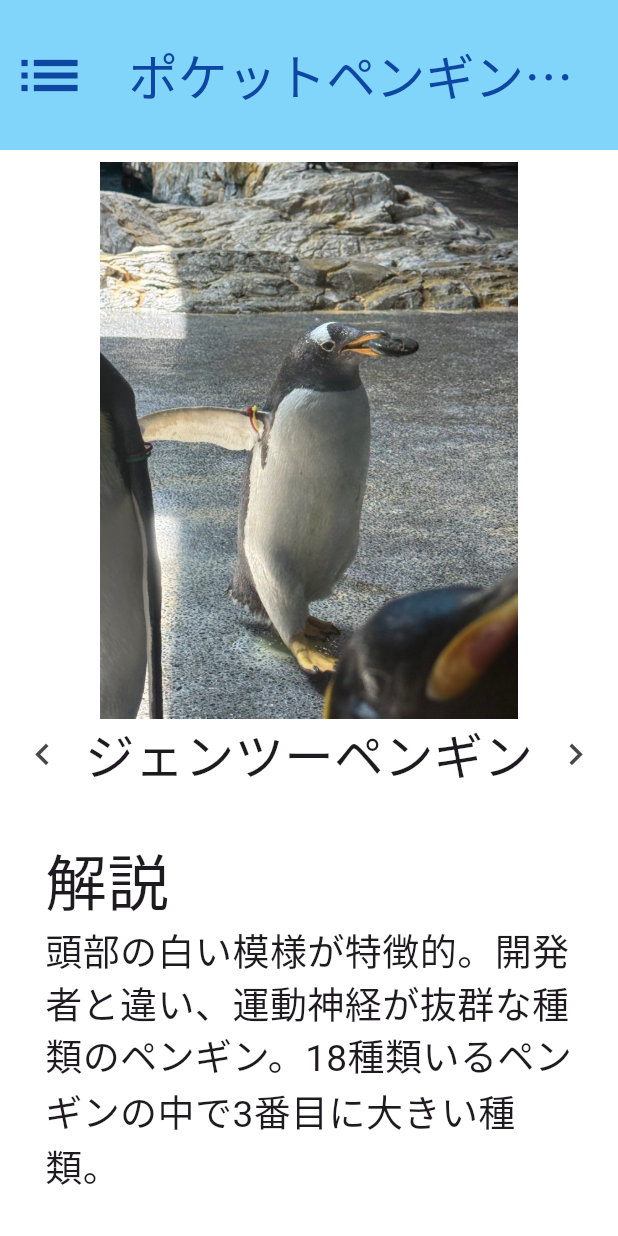
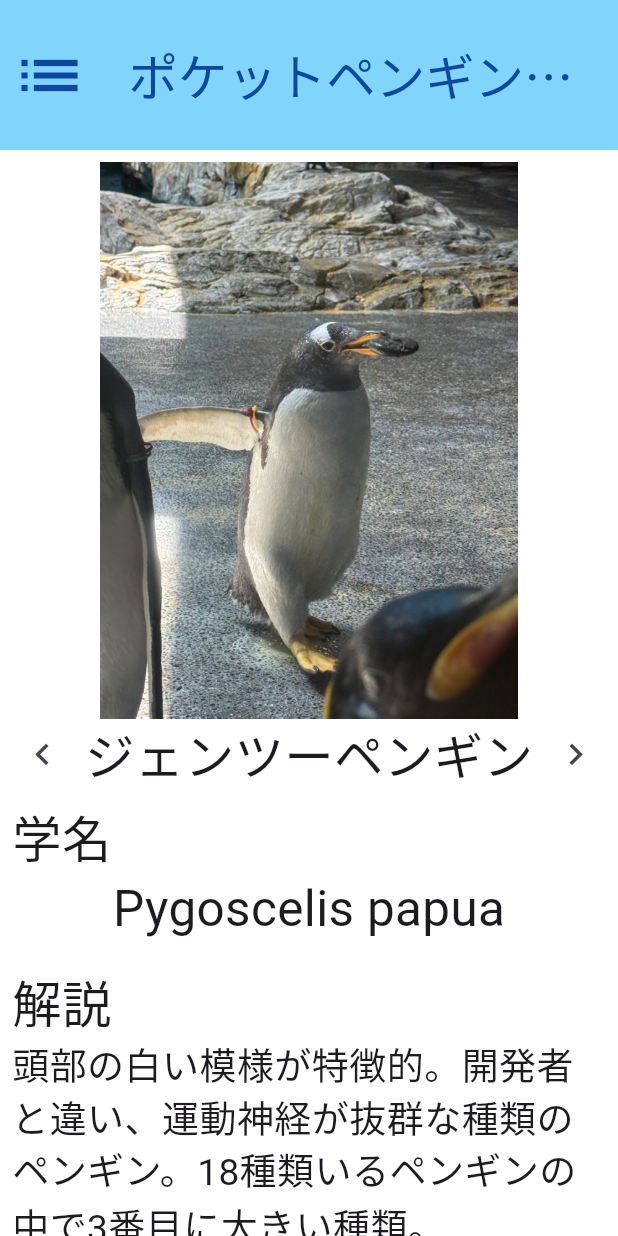
Before and after one commit to penguin104/pocket_penguin_dictionary, a Flutter app: the screen it shows after launch, after a tap on the "chevron left" icon, on a phone screen of 412 x 824 dp. Run offline on Flutter 3.47's test engine with Material 3 defaults, Android fonts, the light colour scheme and no system bars; drawn by our look-alikes of animated_text_kit; Roboto replaces fonts that are missing (WDXLLubrifontJPN).

Commit message:
学名追加

```diff
--- a/lib/src/home.dart
+++ b/lib/src/home.dart
@@ -190,8 +190,15 @@ class _HomeWidgetState extends State<HomeWidget> {
             ),
             Content(
               penguinIndex: penguinIndex,
+              title: contentTitles["scienceName"].toString(),
+              contentText: penguinProfiles[penguinIndex].scientificName,
+              contentTextSize: deviceHeight * 0.04,
+            ),
+            Content(
+              penguinIndex: penguinIndex,
               title: contentTitles["ditail"].toString(),
               contentText: penguinProfiles[penguinIndex].details,
+              contentTextSize: deviceHeight * 0.03,
             ),
           ],
         ),
@@ -204,12 +211,14 @@ class Content extends StatefulWidget {
   int penguinIndex;
   String title;
   String contentText;
+  double contentTextSize;
 
   Content({
     super.key,
     required this.penguinIndex,
     required this.title,
     required this.contentText,
+    required this.contentTextSize,
   });
 
   @override
@@ -223,7 +232,7 @@ class _ContentState extends State<Content> {
     final deviceHeight = MediaQuery.of(context).size.height;
 
     return Container(
-      margin: EdgeInsets.all(30.0),
+      margin: EdgeInsets.all(8.0),
       child: Column(
         children: [
           Container(
@@ -232,7 +241,7 @@ class _ContentState extends State<Content> {
               widget.title,
               style: TextStyle(
                 fontFamily: fontFamilyCommon,
-                fontSize: deviceHeight * 0.05,
+                fontSize: deviceHeight * 0.04,
               ),
               textAlign: TextAlign.left,
             ),
@@ -248,7 +257,7 @@ class _ContentState extends State<Content> {
             animatedTexts: [
               TyperAnimatedText(
                 widget.contentText,
-                textStyle: TextStyle(fontSize: deviceHeight * 0.03),
+                textStyle: TextStyle(fontSize: widget.contentTextSize),
               ),
             ],
           ),
```
